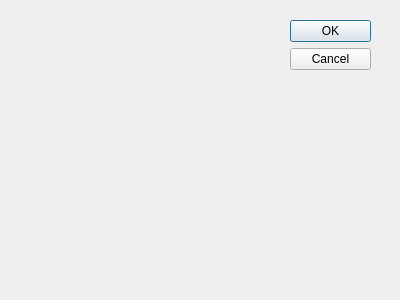
LabNeuroCogDevel/LNCDschedule, file ui/checkin.ui: the form before one commit.
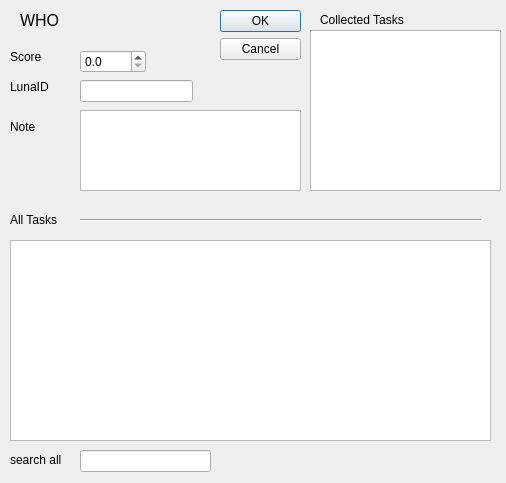
The form after the commit.

Commit message: checkin bits, move generic table populator to utils

The edit to the form file:
```diff
--- a/ui/checkin.ui
+++ b/ui/checkin.ui
@@ -3,25 +3,25 @@
  <comment></comment>
  <exportmacro></exportmacro>
  <class>Dialog</class>
- <widget class="QDialog" name="Dialog" >
-  <property name="geometry" >
+ <widget class="QDialog" name="Dialog">
+  <property name="geometry">
    <rect>
     <x>0</x>
     <y>0</y>
-    <width>400</width>
-    <height>300</height>
+    <width>506</width>
+    <height>483</height>
    </rect>
   </property>
   <property name="windowTitle" >
    <string>Dialog</string>
   </property>
-  <widget class="QDialogButtonBox" name="buttonBox" >
-   <property name="geometry" >
+  <widget class="QDialogButtonBox" name="buttonBox">
+   <property name="geometry">
     <rect>
-     <x>290</x>
-     <y>20</y>
+     <x>220</x>
+     <y>10</y>
      <width>81</width>
-     <height>241</height>
+     <height>101</height>
     </rect>
    </property>
    <property name="orientation" >
@@ -31,6 +31,178 @@
     <set>QDialogButtonBox::Cancel|QDialogButtonBox::Ok</set>
    </property>
   </widget>
+  <widget class="QLineEdit" name="lunaid_edit">
+   <property name="geometry">
+    <rect>
+     <x>80</x>
+     <y>80</y>
+     <width>113</width>
+     <height>22</height>
+    </rect>
+   </property>
+  </widget>
+  <widget class="QDoubleSpinBox" name="vscore_spin">
+   <property name="geometry">
+    <rect>
+     <x>80</x>
+     <y>50</y>
+     <width>66</width>
+     <height>23</height>
+    </rect>
+   </property>
+   <property name="decimals">
+    <number>1</number>
+   </property>
+  </widget>
+  <widget class="QLabel" name="who_label">
+   <property name="geometry">
+    <rect>
+     <x>20</x>
+     <y>10</y>
+     <width>251</width>
+     <height>20</height>
+    </rect>
+   </property>
+   <property name="font">
+    <font>
+     <pointsize>12</pointsize>
+    </font>
+   </property>
+   <property name="text">
+    <string>WHO</string>
+   </property>
+  </widget>
+  <widget class="QLabel" name="vscore_label">
+   <property name="geometry">
+    <rect>
+     <x>10</x>
+     <y>50</y>
+     <width>59</width>
+     <height>14</height>
+    </rect>
+   </property>
+   <property name="text">
+    <string>Score</string>
+   </property>
+  </widget>
+  <widget class="QLabel" name="lunaid_label">
+   <property name="geometry">
+    <rect>
+     <x>10</x>
+     <y>80</y>
+     <width>59</width>
+     <height>14</height>
+    </rect>
+   </property>
+   <property name="text">
+    <string>LunaID</string>
+   </property>
+  </widget>
+  <widget class="QTextEdit" name="note_edit">
+   <property name="geometry">
+    <rect>
+     <x>80</x>
+     <y>110</y>
+     <width>221</width>
+     <height>81</height>
+    </rect>
+   </property>
+  </widget>
+  <widget class="QLabel" name="note_label">
+   <property name="geometry">
+    <rect>
+     <x>10</x>
+     <y>120</y>
+     <width>59</width>
+     <height>14</height>
+    </rect>
+   </property>
+   <property name="text">
+    <string>Note</string>
+   </property>
+  </widget>
+  <widget class="QLabel" name="note_label_2">
+   <property name="geometry">
+    <rect>
+     <x>10</x>
+     <y>210</y>
+     <width>71</width>
+     <height>20</height>
+    </rect>
+   </property>
+   <property name="text">
+    <string>All Tasks</string>
+   </property>
+  </widget>
+  <widget class="QLabel" name="collected_label">
+   <property name="geometry">
+    <rect>
+     <x>320</x>
+     <y>10</y>
+     <width>101</width>
+     <height>20</height>
+    </rect>
+   </property>
+   <property name="text">
+    <string>Collected Tasks</string>
+   </property>
+  </widget>
+  <widget class="QListWidget" name="tasks_list">
+   <property name="geometry">
+    <rect>
+     <x>310</x>
+     <y>30</y>
+     <width>191</width>
+     <height>161</height>
+    </rect>
+   </property>
+  </widget>
+  <widget class="QTableWidget" name="all_tasks_table">
+   <property name="geometry">
+    <rect>
+     <x>10</x>
+     <y>240</y>
+     <width>481</width>
+     <height>201</height>
+    </rect>
+   </property>
+  </widget>
+  <widget class="Line" name="line">
+   <property name="geometry">
+    <rect>
+     <x>80</x>
+     <y>210</y>
+     <width>401</width>
+     <height>20</height>
+    </rect>
+   </property>
+   <property name="orientation">
+    <enum>Qt::Horizontal</enum>
+   </property>
+  </widget>
+  <widget class="QLineEdit" name="search_edit">
+   <property name="geometry">
+    <rect>
+     <x>80</x>
+     <y>450</y>
+     <width>131</width>
+     <height>22</height>
+    </rect>
+   </property>
+  </widget>
+  <widget class="QLabel" name="search_all_label">
+   <property name="geometry">
+    <rect>
+     <x>10</x>
+     <y>450</y>
+     <width>61</width>
+     <height>20</height>
+    </rect>
+   </property>
+   <property name="text">
+    <string>search all</string>
+   </property>
+  </widget>
  </widget>
  <pixmapfunction></pixmapfunction>
  <resources/>
```
Left out of the diff: 21 changed lines with no effect on the pictures. The commit also changes 6 other files.
